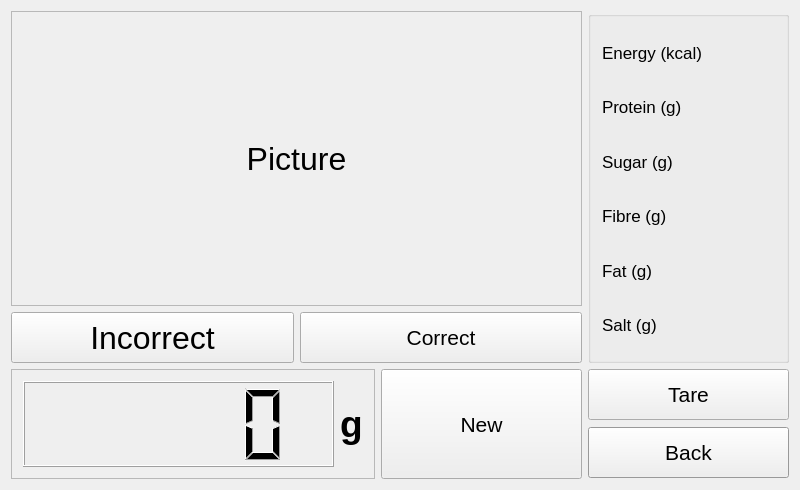
This is v3/qt/foodInformation/foodinformation.ui in twschung/IoT-Smart-Scale as Qt 5 draws it before an edit. The edited form follows.
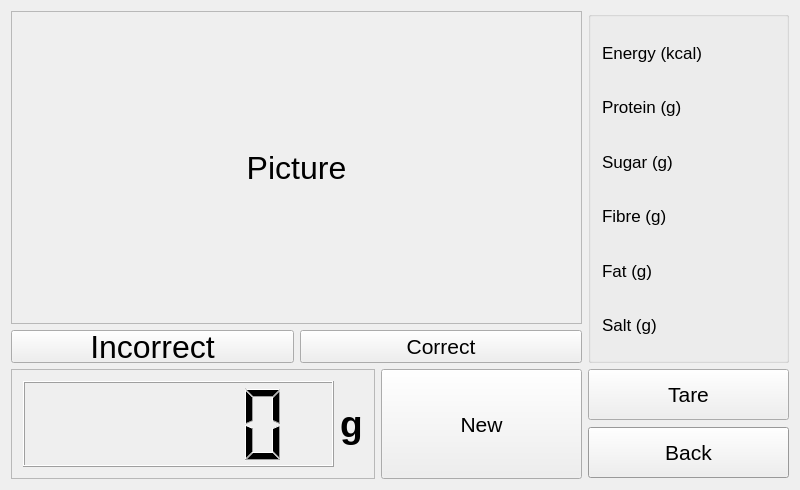
This is the edited form.

What changed in the file:
```diff
--- a/v3/qt/foodInformation/foodinformation.ui
+++ b/v3/qt/foodInformation/foodinformation.ui
@@ -472,7 +472,7 @@
          <property name="minimumSize">
           <size>
            <width>161</width>
-           <height>51</height>
+           <height>25</height>
           </size>
          </property>
          <property name="text">
@@ -485,7 +485,7 @@
          <property name="minimumSize">
           <size>
            <width>161</width>
-           <height>51</height>
+           <height>25</height>
           </size>
          </property>
          <property name="font">
```
